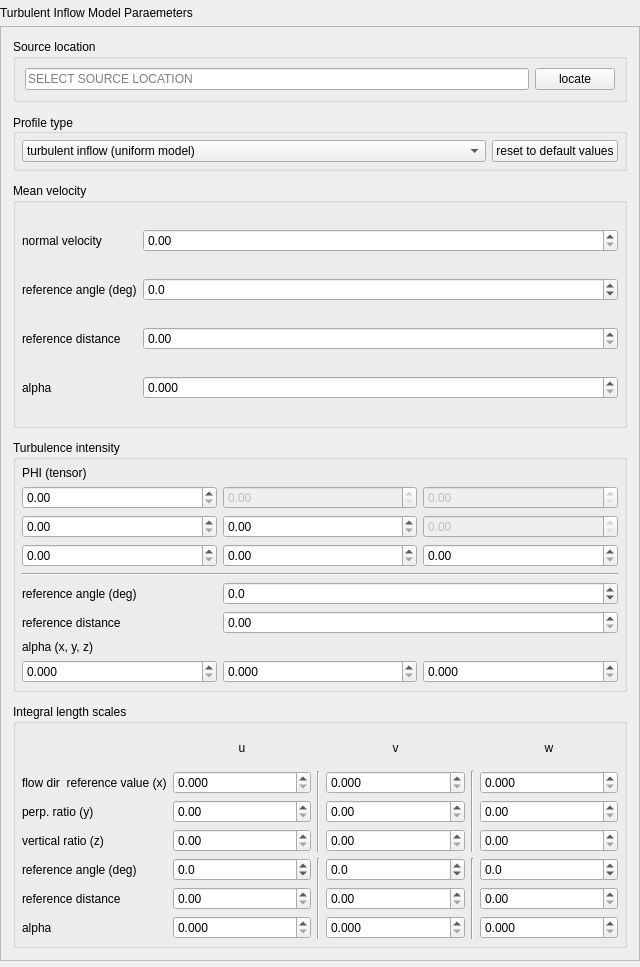
Before: the Qt Designer form widgets/inflowparameterwidget.ui in NHERI-SimCenter/TurbulenceInflowTool, drawn with Qt 5.
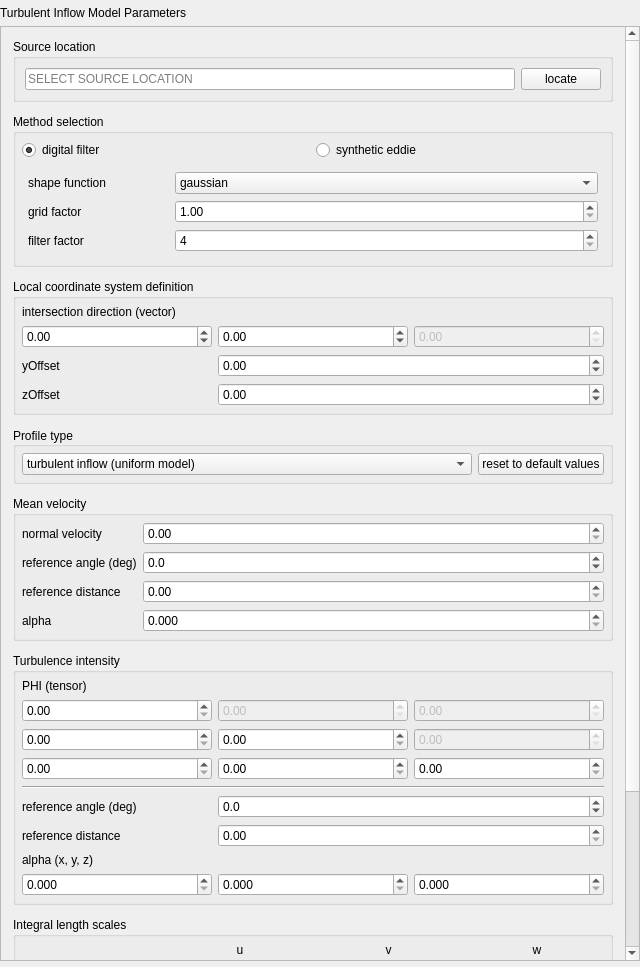
After: the same form once the commit is applied.

Commit message:
adding fields for turbulence method to be added in U file
input OK, export missing

The edit to the form file:
```diff
--- a/widgets/inflowparameterwidget.ui
+++ b/widgets/inflowparameterwidget.ui
@@ -29,7 +29,7 @@
    <item>
     <widget class="QLabel" name="headerLabel">
      <property name="text">
-      <string>Turbulent Inflow Model Paraemeters</string>
+      <string>Turbulent Inflow Model Parameters</string>
      </property>
     </widget>
    </item>
@@ -50,7 +50,7 @@
         <x>0</x>
         <y>0</y>
         <width>638</width>
-        <height>929</height>
+        <height>1119</height>
        </rect>
       </property>
       <layout class="QVBoxLayout" name="verticalLayout">
@@ -116,6 +116,276 @@
          </layout>
         </widget>
        </item>
+       <item>
+        <widget class="QGroupBox" name="methodSelectionGroup">
+         <property name="title">
+          <string>Method selection</string>
+         </property>
+         <layout class="QGridLayout" name="gridLayout_4">
+          <property name="leftMargin">
+           <number>6</number>
+          </property>
+          <property name="topMargin">
+           <number>6</number>
+          </property>
+          <property name="rightMargin">
+           <number>6</number>
+          </property>
+          <property name="bottomMargin">
+           <number>6</number>
+          </property>
+          <item row="0" column="1">
+           <widget class="QRadioButton" name="RB_syntheticEddie">
+            <property name="text">
+             <string>synthetic eddie</string>
+            </property>
+           </widget>
+          </item>
+          <item row="0" column="0">
+           <widget class="QRadioButton" name="RB_digitalFilter">
+            <property name="text">
+             <string>digital filter</string>
+            </property>
+            <property name="checked">
+             <bool>true</bool>
+            </property>
+           </widget>
+          </item>
+          <item row="1" column="0" colspan="2">
+           <widget class="QStackedWidget" name="stackedMethods">
+            <property name="currentIndex">
+             <number>0</number>
+            </property>
+            <widget class="QWidget" name="digitalFilterPage">
+             <layout class="QGridLayout" name="gridLayout_5" columnstretch="1,3">
+              <property name="leftMargin">
+               <number>6</number>
+              </property>
+              <property name="topMargin">
+               <number>6</number>
+              </property>
+              <property name="rightMargin">
+               <number>6</number>
+              </property>
+              <property name="bottomMargin">
+               <number>6</number>
+              </property>
+              <item row="0" column="0">
+               <widget class="QLabel" name="label_shaoe">
+                <property name="text">
+                 <string>shape function</string>
+                </property>
+               </widget>
+              </item>
+              <item row="1" column="0">
+               <widget class="QLabel" name="label_gridFactor">
+                <property name="text">
+                 <string>grid factor</string>
+                </property>
+               </widget>
+              </item>
+              <item row="2" column="0">
+               <widget class="QLabel" name="label_filterFactor">
+                <property name="text">
+                 <string>filter factor</string>
+                </property>
+               </widget>
+              </item>
+              <item row="0" column="1">
+               <widget class="QComboBox" name="shapeFunction">
+                <item>
+                 <property name="text">
+                  <string>gaussian</string>
+                 </property>
+                </item>
+                <item>
+                 <property name="text">
+                  <string>exponential</string>
+                 </property>
+                </item>
+               </widget>
+              </item>
+              <item row="1" column="1">
+               <widget class="QDoubleSpinBox" name="gridFactor">
+                <property name="minimum">
+                 <double>1.000000000000000</double>
+                </property>
+                <property name="singleStep">
+                 <double>0.010000000000000</double>
+                </property>
+               </widget>
+              </item>
+              <item row="2" column="1">
+               <widget class="QSpinBox" name="filterFactor">
+                <property name="minimum">
+                 <number>4</number>
+                </property>
+               </widget>
+              </item>
+             </layout>
+            </widget>
+            <widget class="QWidget" name="syntheticEddiePage">
+             <layout class="QGridLayout" name="gridLayout_7" columnstretch="1,3">
+              <property name="leftMargin">
+               <number>6</number>
+              </property>
+              <property name="topMargin">
+               <number>6</number>
+              </property>
+              <property name="rightMargin">
+               <number>6</number>
+              </property>
+              <property name="bottomMargin">
+               <number>6</number>
+              </property>
+              <item row="1" column="0">
+               <widget class="QLabel" name="label_eddieDensity">
+                <property name="text">
+                 <string>eddie density</string>
+                </property>
+               </widget>
+              </item>
+              <item row="0" column="0">
+               <widget class="QLabel" name="label_velocityShape">
+                <property name="text">
+                 <string>velocity shape</string>
+                </property>
+               </widget>
+              </item>
+              <item row="0" column="1">
+               <widget class="QComboBox" name="velocityShape">
+                <item>
+                 <property name="text">
+                  <string>gaussian</string>
+                 </property>
+                </item>
+                <item>
+                 <property name="text">
+                  <string>tent</string>
+                 </property>
+                </item>
+                <item>
+                 <property name="text">
+                  <string>step</string>
+                 </property>
+                </item>
+               </widget>
+              </item>
+              <item row="1" column="1">
+               <widget class="QDoubleSpinBox" name="eddieDensity">
+                <property name="minimum">
+                 <double>1.000000000000000</double>
+                </property>
+                <property name="maximum">
+                 <double>99.000000000000000</double>
+                </property>
+                <property name="singleStep">
+                 <double>0.010000000000000</double>
+                </property>
+               </widget>
+              </item>
+             </layout>
+            </widget>
+           </widget>
+          </item>
+         </layout>
+        </widget>
+       </item>
+       <item>
+        <widget class="QGroupBox" name="groupBox">
+         <property name="title">
+          <string>Local coordinate system definition</string>
+         </property>
+         <layout class="QGridLayout" name="gridLayout_8">
+          <property name="leftMargin">
+           <number>6</number>
+          </property>
+          <property name="topMargin">
+           <number>6</number>
+          </property>
+          <property name="rightMargin">
+           <number>6</number>
+          </property>
+          <property name="bottomMargin">
+           <number>6</number>
+          </property>
+          <item row="0" column="0">
+           <widget class="QLabel" name="label_intersectionVector">
+            <property name="text">
+             <string>intersection direction (vector)</string>
+            </property>
+           </widget>
+          </item>
+          <item row="1" column="1">
+           <widget class="QDoubleSpinBox" name="dir2">
+            <property name="minimum">
+             <double>-10.000000000000000</double>
+            </property>
+            <property name="maximum">
+             <double>10.000000000000000</double>
+            </property>
+            <property name="singleStep">
+             <double>0.010000000000000</double>
+            </property>
+           </widget>
+          </item>
+          <item row="2" column="0">
+           <widget class="QLabel" name="label_yOffset">
+            <property name="text">
+             <string>yOffset</string>
+            </property>
+           </widget>
+          </item>
+          <item row="3" column="0">
+           <widget class="QLabel" name="label_zOffset">
+            <property name="text">
+             <string>zOffset</string>
+            </property>
+           </widget>
+          </item>
+          <item row="1" column="0">
+           <widget class="QDoubleSpinBox" name="dir1">
+            <property name="minimum">
+             <double>-10.000000000000000</double>
+            </property>
+            <property name="maximum">
+             <double>10.000000000000000</double>
+            </property>
+            <property name="singleStep">
+             <double>0.010000000000000</double>
+            </property>
+           </widget>
+          </item>
+          <item row="1" column="2">
+           <widget class="QDoubleSpinBox" name="dir3">
+            <property name="enabled">
+             <bool>false</bool>
+            </property>
+           </widget>
+          </item>
+          <item row="2" column="1" colspan="2">
+           <widget class="QDoubleSpinBox" name="yOffset">
+            <property name="minimum">
+             <double>-1000000.000000000000000</double>
+            </property>
+            <property name="maximum">
+             <double>1000000.000000000000000</double>
+            </property>
+           </widget>
+          </item>
+          <item row="3" column="1" colspan="2">
+           <widget class="QDoubleSpinBox" name="zOffset">
+            <property name="minimum">
+             <double>-1000000.000000000000000</double>
+            </property>
+            <property name="maximum">
+             <double>1000000.000000000000000</double>
+            </property>
+           </widget>
+          </item>
+         </layout>
+        </widget>
+       </item>
        <item>
         <widget class="QGroupBox" name="typeSelectionGroup">
          <property name="sizePolicy">
```
The commit also changes 6 other files.
